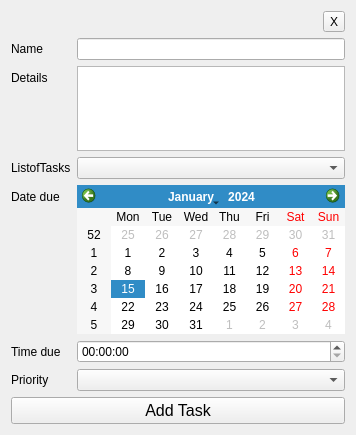
First picture: the form in Presentation/TasksWidgets/AddTaskWidget.ui, repository TarcaAndrei/NotesApp, before the edit.
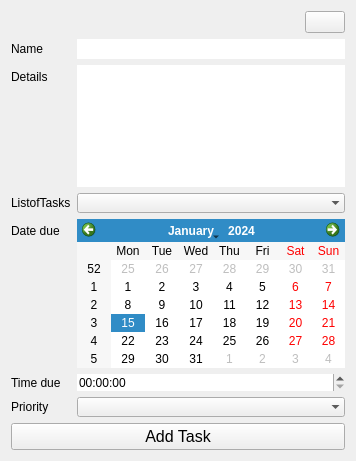
Second picture: the form after the edit.

What changed in the file:
```diff
--- a/Presentation/TasksWidgets/AddTaskWidget.ui
+++ b/Presentation/TasksWidgets/AddTaskWidget.ui
@@ -7,7 +7,7 @@
     <x>0</x>
     <y>0</y>
     <width>356</width>
-    <height>435</height>
+    <height>461</height>
    </rect>
   </property>
   <property name="windowTitle">
@@ -26,7 +26,11 @@
         </widget>
        </item>
        <item row="0" column="1">
-        <widget class="QLineEdit" name="nameLineEdit"/>
+        <widget class="QLineEdit" name="nameLineEdit">
+         <property name="frame">
+          <bool>false</bool>
+         </property>
+        </widget>
        </item>
        <item row="1" column="0">
         <widget class="QLabel" name="detailsLabel">
@@ -43,7 +47,11 @@
         </widget>
        </item>
        <item row="2" column="1">
-        <widget class="QComboBox" name="list_combo"/>
+        <widget class="QComboBox" name="list_combo">
+         <property name="frame">
+          <bool>false</bool>
+         </property>
+        </widget>
        </item>
        <item row="3" column="0">
         <widget class="QLabel" name="dateDueLabel">
@@ -60,13 +68,21 @@
         </widget>
        </item>
        <item row="5" column="1">
-        <widget class="QComboBox" name="prioritycombo"/>
+        <widget class="QComboBox" name="prioritycombo">
+         <property name="frame">
+          <bool>false</bool>
+         </property>
+        </widget>
        </item>
        <item row="3" column="1">
         <widget class="QCalendarWidget" name="calendarWidget"/>
        </item>
        <item row="4" column="1">
-        <widget class="QTimeEdit" name="timeEdit"/>
+        <widget class="QTimeEdit" name="timeEdit">
+         <property name="frame">
+          <bool>false</bool>
+         </property>
+        </widget>
        </item>
        <item row="4" column="0">
         <widget class="QLabel" name="label">
@@ -76,14 +92,21 @@
         </widget>
        </item>
        <item row="1" column="1">
-        <widget class="QTextEdit" name="detailsEdit"/>
+        <widget class="QTextEdit" name="detailsEdit">
+         <property name="frameShape">
+          <enum>QFrame::NoFrame</enum>
+         </property>
+         <property name="frameShadow">
+          <enum>QFrame::Plain</enum>
+         </property>
+        </widget>
        </item>
       </layout>
      </item>
      <item row="0" column="0" alignment="Qt::AlignRight">
-      <widget class="QToolButton" name="closeButton">
+      <widget class="QPushButton" name="closeButton">
        <property name="text">
-        <string>X</string>
+        <string/>
        </property>
       </widget>
      </item>
```
Left out of the diff: 30 changed lines with no effect on the pictures.
